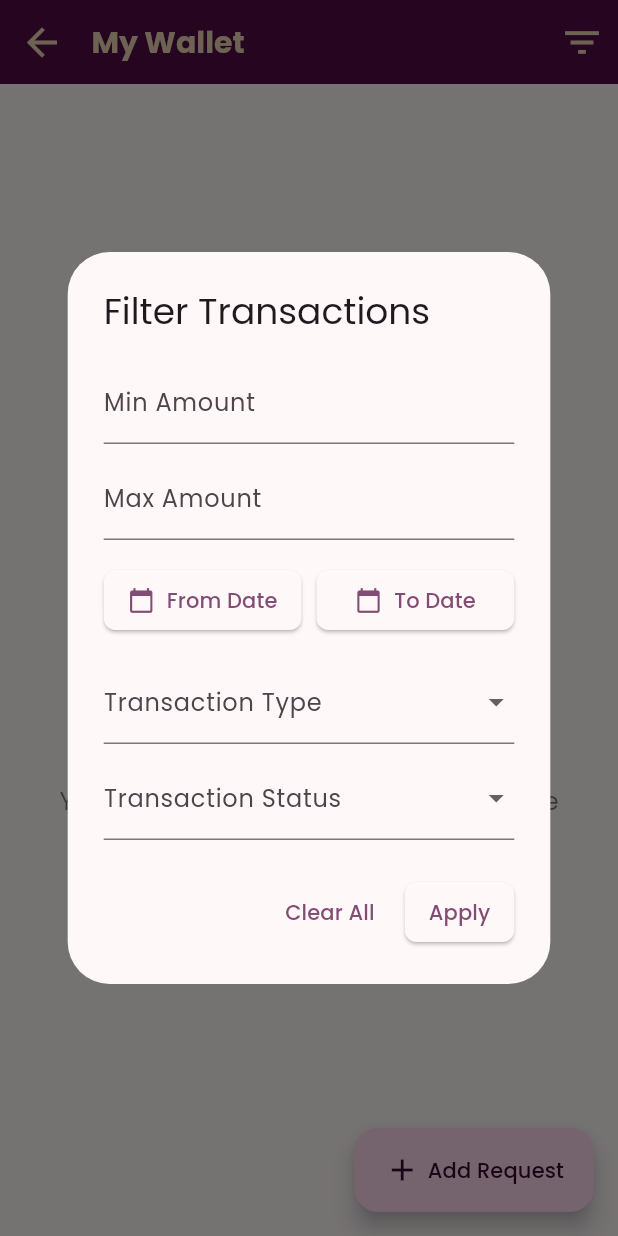
After one commit to pratham-sarankar/matka_game_app, a Flutter app: the MyWalletScreen screen opened by its route, after a tap on the "filter list" icon, on a phone screen of 412 x 824 dp. The commit adds this screen. Run offline on Flutter 3.47's test engine with Material 3 defaults, Android fonts, the phone set to English and light mode, and no system bars; drawn by our look-alikes of flutter_form_builder; our stand-ins replace cloud_firestore, firebase_auth, firebase_core, firebase_storage, firebase_ui_firestore, form_builder_validators and 4 more; missing offline and left inert: firebase_ui_auth, firebase_ui_storage; accounts and stored records are empty.

Commit message:
Updated Wallet Transaction Screen.

```diff
--- a/lib/repositories/wallet_repository.dart
+++ b/lib/repositories/wallet_repository.dart
@@ -3,27 +3,54 @@ import 'package:firebase_auth/firebase_auth.dart';
 import 'package:matka_game_app/models/wallet_transaction.dart';
 
 class WalletRepository {
-  Stream<List<WalletTransaction>> streamTransactions() {
-    final uid = FirebaseAuth.instance.currentUser?.uid;
-    final firestore = FirebaseFirestore.instance;
-    return firestore
-        .collection('wallet_transaction')
-        .where('userID', isEqualTo: uid)
-        .orderBy('requestedAt', descending: true)
-        .snapshots()
-        .map((event) => event.docs.map(WalletTransaction.fromDoc).toList());
+  final String _collection = 'wallet_transactions';
+
+  Query<Map<String, dynamic>> query({
+    double? minAmount,
+    double? maxAmount,
+    DateTime? fromDate,
+    DateTime? toDate,
+    WalletTransactionType? selectedType,
+    WalletTransactionStatus? selectedStatus,
+  }) {
+    final userId = FirebaseAuth.instance.currentUser!.uid;
+    Query<Map<String, dynamic>> query = FirebaseFirestore.instance
+        .collection(_collection)
+        .where('userID', isEqualTo: userId)
+        .orderBy('requestedAt', descending: true);
+
+    if (minAmount != null) {
+      query = query.where('amount', isGreaterThanOrEqualTo: minAmount);
+    }
+    if (maxAmount != null) {
+      query = query.where('amount', isLessThanOrEqualTo: maxAmount);
+    }
+    if (fromDate != null) {
+      query = query.where('requestedAt', isGreaterThanOrEqualTo: fromDate);
+    }
+    if (toDate != null) {
+      query = query.where('requestedAt', isLessThanOrEqualTo: toDate);
+    }
+    if (selectedType != null) {
+      query = query.where('type', isEqualTo: selectedType.name);
+    }
+    if (selectedStatus != null) {
+      query = query.where('status', isEqualTo: selectedStatus.name);
+    }
+
+    return query;
   }
 
   Future<void> addTransaction(WalletTransaction transaction) async {
     transaction.requestedAt = Timestamp.now();
     await FirebaseFirestore.instance
-        .collection('wallet_transaction')
+        .collection(_collection)
         .add(transaction.toMap());
   }
 
   Future<void> deleteTransaction(WalletTransaction transaction) {
     return FirebaseFirestore.instance
-        .collection('wallet_transaction')
+        .collection(_collection)
         .doc(transaction.id)
         .delete();
   }
--- a/lib/screens/my_wallet/my_wallet_screen.dart
+++ b/lib/screens/my_wallet/my_wallet_screen.dart
@@ -1,11 +1,13 @@
-import 'package:flutter/cupertino.dart';
+import 'package:cloud_firestore/cloud_firestore.dart';
+import 'package:firebase_auth/firebase_auth.dart';
+import 'package:firebase_ui_firestore/firebase_ui_firestore.dart';
 import 'package:flutter/material.dart';
 import 'package:get/get.dart';
 import 'package:matka_game_app/repositories/wallet_repository.dart';
 import 'package:matka_game_app/screens/my_wallet/transaction_form.dart';
+import 'package:matka_game_app/screens/my_wallet/widgets/my_wallet_card.dart';
+import 'package:matka_game_app/screens/my_wallet/widgets/my_wallet_filter_dialog.dart';
 import 'package:matka_game_app/services/user_service.dart';
-import 'package:photo_view/photo_view.dart';
-
 import '../../models/wallet_transaction.dart';
 
 class MyWalletScreen extends StatefulWidget {
@@ -18,13 +20,25 @@ class MyWalletScreen extends StatefulWidget {
 }
 
 class _MyWalletScreenState extends State<MyWalletScreen> {
-  final _repository = WalletRepository();
+  final WalletRepository _walletRepository = WalletRepository();
+  double? minAmount;
+  double? maxAmount;
+  DateTime? fromDate;
+  DateTime? toDate;
+  WalletTransactionType? selectedType;
+  WalletTransactionStatus? selectedStatus;
 
   @override
   Widget build(BuildContext context) {
     return Scaffold(
       appBar: AppBar(
         title: const Text("My Wallet"),
+        actions: [
+          IconButton(
+            icon: const Icon(Icons.filter_list),
+            onPressed: _showFilterDialog,
+          ),
+        ],
       ),
       floatingActionButton: FloatingActionButton.extended(
         onPressed: () {
@@ -38,145 +52,147 @@ class _MyWalletScreenState extends State<MyWalletScreen> {
           ],
         ),
       ),
-      body: StreamBuilder(
-        stream: _repository.streamTransactions(),
-        builder: (context, snapshot) {
-          if (!snapshot.hasData) {
-            return const Center(
+      floatingActionButtonLocation: FloatingActionButtonLocation.endFloat,
+      body: RefreshIndicator(
+        onRefresh: () async {
+          setState(() {});
+        },
+        child: FirestoreListView<Map<String, dynamic>>(
+          query: _walletRepository.query(
+            minAmount: minAmount,
+            maxAmount: maxAmount,
+            fromDate: fromDate,
+            toDate: toDate,
+            selectedType: selectedType,
+            selectedStatus: selectedStatus,
+          ),
+          itemBuilder: (context, snapshot) {
+            final transaction = WalletTransaction.fromDoc(snapshot);
+            return MyWalletCard(
+              transaction: transaction,
+              onDelete: transaction.status == WalletTransactionStatus.pending
+                  ? () => _deleteTransaction(transaction)
+                  : null,
+            );
+          },
+          loadingBuilder: (context) => const Center(
             child: CircularProgressIndicator(),
-            );
-          } else {
-            return ListView.builder(
-              itemBuilder: (context, index) {
-                final transaction = snapshot.data![index];
-                return Card(
-                  margin: const EdgeInsets.only(
-                    right: 20,
-                    left: 20,
-                    top: 20,
           ),
-                  elevation:
-                      transaction.status == WalletTransactionStatus.rejected
-                          ? 0
-                          : 5,
-                  color: transaction.status == WalletTransactionStatus.rejected
-                      ? Colors.grey.shade300
-                      : Colors.grey.shade200,
-                  child: Padding(
-                    padding: const EdgeInsets.symmetric(
-                      horizontal: 15,
-                      vertical: 15,
+          errorBuilder: (context, error, stackTrace) => Center(
+            child: Text('Error: ${error.toString()}'),
           ),
+          emptyBuilder: (context) {
+            return Center(
               child: Column(
-                      crossAxisAlignment: CrossAxisAlignment.start,
+                mainAxisAlignment: MainAxisAlignment.center,
                 children: [
-                        // Rupee Symbol
-                        Row(
-                          children: [
-                            Text(
-                              "${transaction.type.symbol} ₹${transaction.amount}",
+                  Image.asset(
+                    'assets/images/empty-wallet.png',
+                    height: 200,
+                    opacity: const AlwaysStoppedAnimation(0.8),
+                  ),
+                  const SizedBox(height: 24),
+                  const Text(
+                    'No Transactions Yet',
                     style: TextStyle(
-                                color: transaction.type ==
-                                        WalletTransactionType.deposit
-                                    ? Colors.green
-                                    : Colors.red,
-                                fontSize: 22,
-                                fontWeight: FontWeight.bold,
+                      fontSize: 20,
+                      fontWeight: FontWeight.w600,
+                      color: Colors.black87,
                     ),
                   ),
-                            const Spacer(),
-                            Chip(
-                              label: Text(
-                                transaction.status.name,
-                                style: const TextStyle(
-                                  color: Colors.white,
+                  const SizedBox(height: 8),
+                  const Text(
+                    'Your transaction history will appear here',
+                    style: TextStyle(
+                      fontSize: 16,
+                      color: Colors.black54,
                     ),
                   ),
+                  const SizedBox(height: 24),
+                  ElevatedButton.icon(
+                    onPressed: () {
+                      Get.to(() => const TransactionForm());
+                    },
+                    icon: const Icon(Icons.add),
+                    label: const Text('Add New Transaction'),
+                    style: ElevatedButton.styleFrom(
                       padding: const EdgeInsets.symmetric(
-                                horizontal: 10,
-                                vertical: 4,
-                              ),
-                              color: WidgetStatePropertyAll(
-                                  transaction.status.color),
-                              shape: RoundedRectangleBorder(
-                                borderRadius: BorderRadius.circular(100),
-                              ),
-                            ),
-                          ],
-                        ),
-                        if (transaction.mediaURL != null)
-                          Padding(
-                            padding: const EdgeInsets.only(top: 10, bottom: 10),
-                            child: GestureDetector(
-                              onTap: () {
-                                Get.to(
-                                  PhotoView(
-                                    imageProvider:
-                                        NetworkImage(transaction.mediaURL!),
-                                  ),
-                                );
-                              },
-                              child: Image.network(
-                                transaction.mediaURL!,
-                                height: 80,
-                              ),
-                            ),
-                          ),
-                        const SizedBox(height: 5),
-                        Text(
-                          "Note : ${transaction.note}",
-                          style: TextStyle(
-                            color: Colors.grey.shade900,
-                          ),
-                        ),
-                        const SizedBox(height: 10),
-                        if (transaction.status ==
-                            WalletTransactionStatus.pending)
-                          Center(
-                            child: OutlinedButton(
-                              style: OutlinedButton.styleFrom(
-                                padding: const EdgeInsets.symmetric(
-                                  horizontal: 15,
-                                  vertical: 10,
-                                ),
-                                side: BorderSide(
-                                  color: Colors.red.shade800,
-                                  width: 2,
-                                ),
-                                minimumSize: const Size(double.infinity, 0),
-                              ),
-                              onPressed: () {
-                                _repository.deleteTransaction(transaction);
-                              },
-                              child: Row(
-                                mainAxisAlignment: MainAxisAlignment.center,
-                                children: [
-                                  Icon(
-                                    CupertinoIcons.delete,
-                                    color: Colors.red.shade900,
-                                  ),
-                                  const SizedBox(width: 10),
-                                  Text(
-                                    "Delete Request",
-                                    style: TextStyle(
-                                      color: Colors.red.shade900,
-                                      fontWeight: FontWeight.bold,
-                                    ),
-                                  ),
-                                ],
+                        horizontal: 24,
+                        vertical: 12,
                       ),
                     ),
                   ),
                 ],
               ),
+            );
+          },
+        ),
       ),
     );
+  }
+
+  void _showFilterDialog() {
+    showDialog(
+      context: context,
+      builder: (context) => MyWalletFilterDialog(
+        initialMinAmount: minAmount,
+        initialMaxAmount: maxAmount,
+        initialFromDate: fromDate,
+        initialToDate: toDate,
+        initialType: selectedType,
+        initialStatus: selectedStatus,
+        onReset: () {
+          setState(() {
+            minAmount = null;
+            maxAmount = null;
+            fromDate = null;
+            toDate = null;
+            selectedType = null;
+            selectedStatus = null;
+          });
         },
-              itemCount: snapshot.data!.length,
-            );
-          }
+        onApply: ({
+          double? minAmount,
+          double? maxAmount,
+          DateTime? fromDate,
+          DateTime? toDate,
+          WalletTransactionType? type,
+          WalletTransactionStatus? status,
+        }) {
+          setState(() {
+            this.minAmount = minAmount;
+            this.maxAmount = maxAmount;
+            this.fromDate = fromDate;
+            this.toDate = toDate;
+            selectedType = type;
+            selectedStatus = status;
+          });
         },
       ),
     );
   }
+
+  void _deleteTransaction(WalletTransaction transaction) {
+    showDialog(
+      context: context,
+      builder: (context) => AlertDialog(
+        title: const Text('Delete Transaction'),
+        content:
+            const Text('Are you sure you want to delete this transaction?'),
+        actions: [
+          TextButton(
+            onPressed: () => Navigator.pop(context),
+            child: const Text('Cancel'),
+          ),
+          ElevatedButton(
+            onPressed: () {
+              Navigator.pop(context);
+              _walletRepository.deleteTransaction(transaction);
+            },
+            child: const Text('Delete'),
+          ),
+        ],
+      ),
+    );
   }
+}
--- /dev/null
+++ b/lib/screens/my_wallet/widgets/my_wallet_filter_dialog.dart
@@ -0,0 +1,232 @@
+import 'package:flutter/material.dart';
+import 'package:flutter_form_builder/flutter_form_builder.dart';
+import 'package:form_builder_validators/form_builder_validators.dart';
+import '../../../models/wallet_transaction.dart';
+
+class MyWalletFilterDialog extends StatefulWidget {
+  final double? initialMinAmount;
+  final double? initialMaxAmount;
+  final DateTime? initialFromDate;
+  final DateTime? initialToDate;
+  final WalletTransactionType? initialType;
+  final WalletTransactionStatus? initialStatus;
+  final VoidCallback onReset;
+  final Function({
+    double? minAmount,
+    double? maxAmount,
+    DateTime? fromDate,
+    DateTime? toDate,
+    WalletTransactionType? type,
+    WalletTransactionStatus? status,
+  }) onApply;
+
+  const MyWalletFilterDialog({
+    super.key,
+    this.initialMinAmount,
+    this.initialMaxAmount,
+    this.initialFromDate,
+    this.initialToDate,
+    this.initialType,
+    this.initialStatus,
+    required this.onReset,
+    required this.onApply,
+  });
+
+  @override
+  State<MyWalletFilterDialog> createState() => _MyWalletFilterDialogState();
+}
+
+class _MyWalletFilterDialogState extends State<MyWalletFilterDialog> {
+  final _formKey = GlobalKey<FormBuilderState>();
+  late DateTime? _fromDate;
+  late DateTime? _toDate;
+
+  @override
+  void initState() {
+    super.initState();
+    _fromDate = widget.initialFromDate;
+    _toDate = widget.initialToDate;
+  }
+
+  @override
+  Widget build(BuildContext context) {
+    return AlertDialog(
+      title: const Text('Filter Transactions'),
+      content: SingleChildScrollView(
+        child: FormBuilder(
+          key: _formKey,
+          initialValue: {
+            'minAmount': widget.initialMinAmount?.toString() ?? '',
+            'maxAmount': widget.initialMaxAmount?.toString() ?? '',
+            'type': widget.initialType,
+            'status': widget.initialStatus,
+          },
+          child: Column(
+            mainAxisSize: MainAxisSize.min,
+            children: [
+              // Amount Range
+              FormBuilderTextField(
+                name: 'minAmount',
+                decoration: const InputDecoration(
+                  labelText: 'Min Amount',
+                  prefixText: '₹',
+                ),
+                keyboardType: TextInputType.number,
+                validator: FormBuilderValidators.compose([
+                  FormBuilderValidators.numeric(checkNullOrEmpty: false),
+                  (value) {
+                    if (value != null && value.isNotEmpty) {
+                      final minAmount = double.tryParse(value);
+                      final maxAmount = double.tryParse(
+                          _formKey.currentState?.fields['maxAmount']?.value ??
+                              '');
+                      if (maxAmount != null && minAmount! > maxAmount) {
+                        return 'Min amount cannot be greater than max amount';
+                      }
+                    }
+                    return null;
+                  },
+                ]),
+              ),
+              const SizedBox(height: 8),
+              FormBuilderTextField(
+                name: 'maxAmount',
+                decoration: const InputDecoration(
+                  labelText: 'Max Amount',
+                  prefixText: '₹',
+                ),
+                keyboardType: TextInputType.number,
+                validator: FormBuilderValidators.compose([
+                  FormBuilderValidators.numeric(checkNullOrEmpty: false),
+                  (value) {
+                    if (value != null && value.isNotEmpty) {
+                      final maxAmount = double.tryParse(value);
+                      final minAmount = double.tryParse(
+                          _formKey.currentState?.fields['minAmount']?.value ??
+                              '');
+                      if (minAmount != null && maxAmount! < minAmount) {
+                        return 'Max amount cannot be less than min amount';
+                      }
+                    }
+                    return null;
+                  },
+                ]),
+              ),
+              const SizedBox(height: 16),
+              // Date Range
+              Row(
+                children: [
+                  Expanded(
+                    child: ElevatedButton.icon(
+                      onPressed: () async {
+                        final date = await showDatePicker(
+                          context: context,
+                          initialDate: _fromDate ?? DateTime.now(),
+                          firstDate: DateTime(2020),
+                          lastDate: DateTime.now(),
+                        );
+                        if (date != null) {
+                          setState(() => _fromDate = date);
+                        }
+                      },
+                      icon: const Icon(Icons.calendar_today),
+                      label: FittedBox(
+                        fit: BoxFit.scaleDown,
+                        child: Text(
+                            _fromDate?.toString().split(' ')[0] ?? 'From Date'),
+                      ),
+                    ),
+                  ),
+                  const SizedBox(width: 10),
+                  Expanded(
+                    child: ElevatedButton.icon(
+                      onPressed: () async {
+                        final date = await showDatePicker(
+                          context: context,
+                          initialDate: _toDate ?? DateTime.now(),
+                          firstDate: DateTime(2020),
+                          lastDate: DateTime.now(),
+                        );
+                        if (date != null) {
+                          setState(() => _toDate = date);
+                        }
+                      },
+                      icon: const Icon(Icons.calendar_today),
+                      label: FittedBox(
+                        fit: BoxFit.scaleDown,
+                        child: Text(
+                            _toDate?.toString().split(' ')[0] ?? 'To Date'),
+                      ),
+                    ),
+                  ),
+                ],
+              ),
+              const SizedBox(height: 16),
+              // Transaction Type
+              FormBuilderDropdown<WalletTransactionType>(
+                name: 'type',
+                decoration: const InputDecoration(
+                  labelText: 'Transaction Type',
+                ),
+                items: WalletTransactionType.values.map((type) {
+                  return DropdownMenuItem(
+                    value: type,
+                    child: Text(type.name),
+                  );
+                }).toList(),
+              ),
+              const SizedBox(height: 8),
+              // Transaction Status
+              FormBuilderDropdown<WalletTransactionStatus>(
+                name: 'status',
+                decoration: const InputDecoration(
+                  labelText: 'Transaction Status',
+                ),
+                items: WalletTransactionStatus.values.map((status) {
+                  return DropdownMenuItem(
+                    value: status,
+                    child: Text(status.name),
+                  );
+                }).toList(),
+              ),
+            ],
+          ),
+        ),
+      ),
+      actions: [
+        TextButton(
+          onPressed: () {
+            widget.onReset();
+            Navigator.pop(context);
+          },
+          child: const Text('Clear All'),
+        ),
+        ElevatedButton(
+          onPressed: () {
+            if (_formKey.currentState?.saveAndValidate() ?? false) {
+              final values = _formKey.currentState!.value;
+              widget.onApply(
+                minAmount: double.tryParse(values['minAmount'] ?? ''),
+                maxAmount: double.tryParse(values['maxAmount'] ?? ''),
+                fromDate: _fromDate,
+                toDate: _toDate,
+                type: values['type'] != null
+                    ? WalletTransactionType.values.firstWhere(
+                        (e) => e == values['type'],
+                      )
+                    : null,
+                status: values['status'] != null
+                    ? WalletTransactionStatus.values.firstWhere(
+                        (e) => e == values['status'],
+                      )
+                    : null,
+              );
+              Navigator.pop(context);
+            }
+          },
+          child: const Text('Apply'),
+        ),
+      ],
+    );
+  }
+}
--- a/lib/theme.dart
+++ b/lib/theme.dart
@@ -384,6 +384,17 @@ class MaterialTheme {
           titleSpacing: 5,
         ),
         canvasColor: colorScheme.surface,
+        elevatedButtonTheme: ElevatedButtonThemeData(
+          style: ElevatedButton.styleFrom(
+            padding: const EdgeInsets.symmetric(
+              horizontal: 16,
+              vertical: 8,
+            ),
+            shape: RoundedRectangleBorder(
+              borderRadius: BorderRadius.circular(8),
+            ),
+          ),
+        ),
       );
 
   List<ExtendedColor> get extendedColors => [];
--- a/pubspec.yaml
+++ b/pubspec.yaml
@@ -34,7 +34,7 @@ dependencies:
   # The following adds the Cupertino Icons font to your application.
   # Use with the CupertinoIcons class for iOS style icons.
   cupertino_icons: ^1.0.8
-  cloud_firestore: ^5.5.0
+  cloud_firestore: ^5.6.7
   google_fonts: ^6.2.1
   intl: ^0.19.0
   firebase_core: ^3.8.0
@@ -48,6 +48,7 @@ dependencies:
   firebase_ui_storage: ^2.1.1
   flutter_form_builder: ^10.0.1
   form_builder_validators: ^11.1.2
+  firebase_ui_firestore: ^1.7.1
 
 dev_dependencies:
   flutter_test:
```
Also changed, not shown: lib/screens/my_wallet/widgets/my_wallet_card.dart (added, +165 -0 lines), assets/images/empty-wallet.png (added), pubspec.lock, 4 other files. Lines whose indentation alone changed are shown as unchanged.
